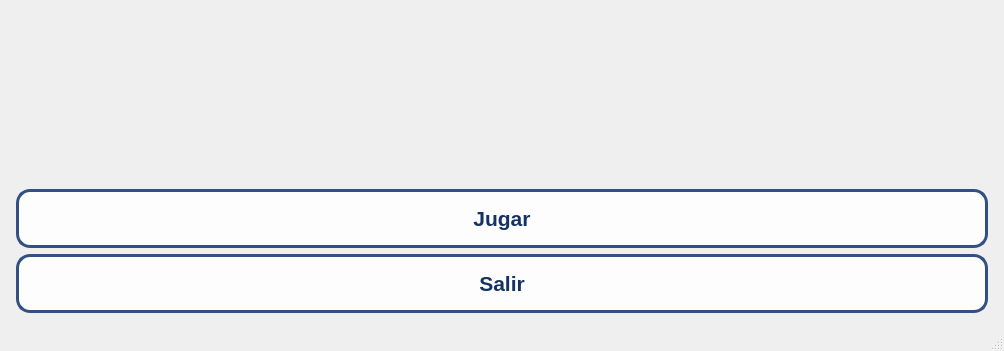
Before: the Qt Designer form Proyecto_Final/mainwindow.ui in AnyelaMartinez/Proyecto_Final_2026I, drawn with Qt 5; both pictures show x 0 to 1004 and y 299 to 650 of the 1004 by 650 pixel window.
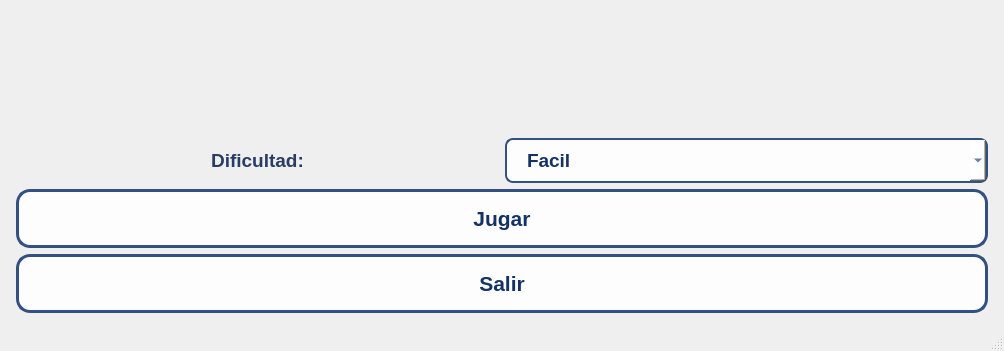
After: the same form once the commit is applied.

What changed in the file:
```diff
--- a/Proyecto_Final/mainwindow.ui
+++ b/Proyecto_Final/mainwindow.ui
@@ -78,6 +78,27 @@
           <property name="sizeHint" stdset="0"><size><width>20</width><height>50</height></size></property>
          </spacer>
         </item>
+        <item>
+         <layout class="QHBoxLayout">
+          <item><spacer><property name="orientation"><enum>Qt::Horizontal</enum></property></spacer></item>
+          <item>
+           <widget class="QLabel" name="labelDificultad">
+            <property name="alignment"><set>Qt::AlignCenter</set></property>
+            <property name="styleSheet"><string>color: rgb(40, 60, 100); font-size: 14pt; font-weight: bold; background: transparent; border: none;</string></property>
+            <property name="text"><string>Dificultad:</string></property>
+           </widget>
+          </item>
+          <item>
+           <widget class="QComboBox" name="comboDificultad">
+            <property name="styleSheet"><string>QComboBox { background-color: rgba(255,255,255,230); border: 2px solid rgb(50,80,130); border-radius: 8px; color: rgb(20,50,100); font-weight: bold; font-size: 14pt; padding: 8px 20px; min-width: 150px; }</string></property>
+            <item><property name="text"><string>Facil</string></property></item>
+            <item><property name="text"><string>Medio</string></property></item>
+            <item><property name="text"><string>Dificil</string></property></item>
+           </widget>
+          </item>
+          <item><spacer><property name="orientation"><enum>Qt::Horizontal</enum></property></spacer></item>
+         </layout>
+        </item>
         <item>
          <layout class="QHBoxLayout">
           <item><spacer><property name="orientation"><enum>Qt::Horizontal</enum></property></spacer></item>
```
